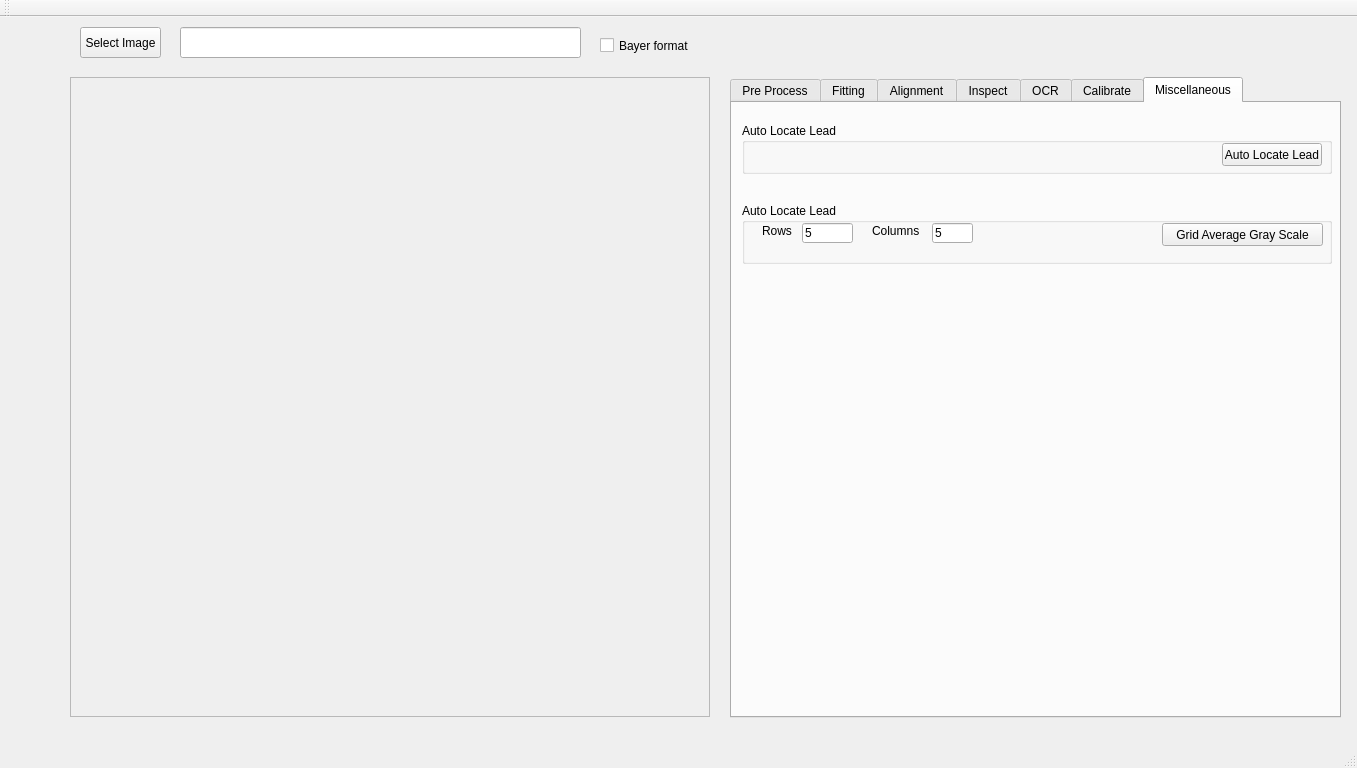
Before: the Qt Designer form VisionWidget/visionwidget.ui in hceng123/VisionLibrary, drawn with Qt 5.
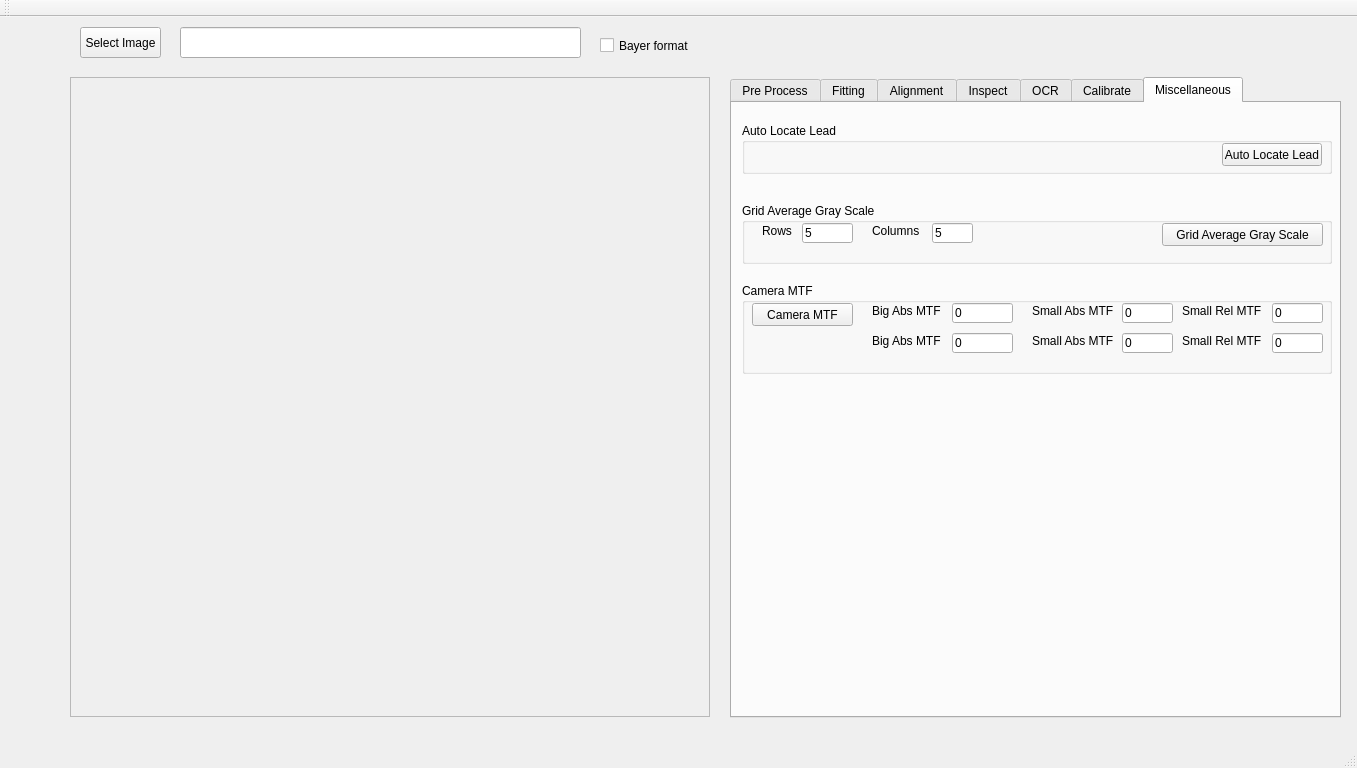
After: the same form once the commit is applied. The open tabs and pages were chosen to show the change. Custom widgets are drawn as their Qt base class.

Commit message:
Finished develop PR_CalcCameraMTF function.
Finished develop PR_CalcCameraMTF function.

Diff of the .ui file:
```diff
--- a/VisionWidget/visionwidget.ui
+++ b/VisionWidget/visionwidget.ui
@@ -2013,7 +2013,7 @@
        </rect>
       </property>
       <property name="title">
-       <string>Auto Locate Lead</string>
+       <string>Grid Average Gray Scale</string>
       </property>
       <widget class="QPushButton" name="btnGridAvgGrayScale">
        <property name="geometry">
@@ -2087,6 +2087,206 @@
        </property>
       </widget>
      </widget>
+     <widget class="QGroupBox" name="groupCameraMTF">
+      <property name="geometry">
+       <rect>
+        <x>10</x>
+        <y>180</y>
+        <width>590</width>
+        <height>91</height>
+       </rect>
+      </property>
+      <property name="title">
+       <string>Camera MTF</string>
+      </property>
+      <widget class="QPushButton" name="btnCameraMTF">
+       <property name="geometry">
+        <rect>
+         <x>10</x>
+         <y>20</y>
+         <width>101</width>
+         <height>23</height>
+        </rect>
+       </property>
+       <property name="text">
+        <string>Camera MTF</string>
+       </property>
+      </widget>
+      <widget class="QLineEdit" name="lineEditBigPatternAbsMTFV">
+       <property name="enabled">
+        <bool>true</bool>
+       </property>
+       <property name="geometry">
+        <rect>
+         <x>210</x>
+         <y>20</y>
+         <width>61</width>
+         <height>20</height>
+        </rect>
+       </property>
+       <property name="text">
+        <string>0</string>
+       </property>
+      </widget>
+      <widget class="QLabel" name="labelBigPatternAbsMTFV">
+       <property name="geometry">
+        <rect>
+         <x>130</x>
+         <y>20</y>
+         <width>71</width>
+         <height>16</height>
+        </rect>
+       </property>
+       <property name="text">
+        <string>Big Abs MTF V</string>
+       </property>
+      </widget>
+      <widget class="QLineEdit" name="lineEditBigPatternAbsMTFH">
+       <property name="enabled">
+        <bool>true</bool>
+       </property>
+       <property name="geometry">
+        <rect>
+         <x>210</x>
+         <y>50</y>
+         <width>61</width>
+         <height>20</height>
+        </rect>
+       </property>
+       <property name="text">
+        <string>0</string>
+       </property>
+      </widget>
+      <widget class="QLabel" name="labelBigPatternAbsMTFH">
+       <property name="geometry">
+        <rect>
+         <x>130</x>
+         <y>50</y>
+         <width>71</width>
+         <height>16</height>
+        </rect>
+       </property>
+       <property name="text">
+        <string>Big Abs MTF H</string>
+       </property>
+      </widget>
+      <widget class="QLineEdit" name="lineEditSmallPatternAbsMTFV">
+       <property name="enabled">
+        <bool>true</bool>
+       </property>
+       <property name="geometry">
+        <rect>
+         <x>380</x>
+         <y>20</y>
+         <width>51</width>
+         <height>20</height>
+        </rect>
+       </property>
+       <property name="text">
+        <string>0</string>
+       </property>
+      </widget>
+      <widget class="QLineEdit" name="lineEditSmallPatternAbsMTFH">
+       <property name="enabled">
+        <bool>true</bool>
+       </property>
+       <property name="geometry">
+        <rect>
+         <x>380</x>
+         <y>50</y>
+         <width>51</width>
+         <height>20</height>
+        </rect>
+       </property>
+       <property name="text">
+        <string>0</string>
+       </property>
+      </widget>
+      <widget class="QLabel" name="labelSmallPatternAbsMTFV">
+       <property name="geometry">
+        <rect>
+         <x>290</x>
+         <y>20</y>
+         <width>81</width>
+         <height>16</height>
+        </rect>
+       </property>
+       <property name="text">
+        <string>Small Abs MTF V</string>
+       </property>
+      </widget>
+      <widget class="QLabel" name="labelSmallPatternAbsMTFH">
+       <property name="geometry">
+        <rect>
+         <x>290</x>
+         <y>50</y>
+         <width>81</width>
+         <height>16</height>
+        </rect>
+       </property>
+       <property name="text">
+        <string>Small Abs MTF H</string>
+       </property>
+      </widget>
+      <widget class="QLineEdit" name="lineEditSmallPatternRelMTFH">
+       <property name="enabled">
+        <bool>true</bool>
+       </property>
+       <property name="geometry">
+        <rect>
+         <x>530</x>
+         <y>50</y>
+         <width>51</width>
+         <height>20</height>
+        </rect>
+       </property>
+       <property name="text">
+        <string>0</string>
+       </property>
+      </widget>
+      <widget class="QLineEdit" name="lineEditSmallPatternRelMTFV">
+       <property name="enabled">
+        <bool>true</bool>
+       </property>
+       <property name="geometry">
+        <rect>
+         <x>530</x>
+         <y>20</y>
+         <width>51</width>
+         <height>20</height>
+        </rect>
+       </property>
+       <property name="text">
+        <string>0</string>
+       </property>
+      </widget>
+      <widget class="QLabel" name="labelSmallPatternRelMTFH">
+       <property name="geometry">
+        <rect>
+         <x>440</x>
+         <y>50</y>
+         <width>81</width>
+         <height>16</height>
+        </rect>
+       </property>
+       <property name="text">
+        <string>Small Rel MTF H</string>
+       </property>
+      </widget>
+      <widget class="QLabel" name="labelSmallPatternRelMTFV">
+       <property name="geometry">
+        <rect>
+         <x>440</x>
+         <y>20</y>
+         <width>81</width>
+         <height>16</height>
+        </rect>
+       </property>
+       <property name="text">
+        <string>Small Rel MTF V</string>
+       </property>
+      </widget>
+     </widget>
     </widget>
    </widget>
    <widget class="QCheckBox" name="checkBoxByerFormat">
```
The commit also changes 10 other files.
